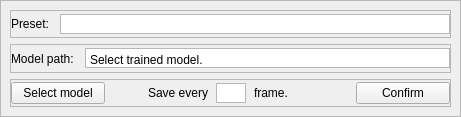
Above: select_model.ui from jakubwiktor/mdma before the change. Below: the same form after it.
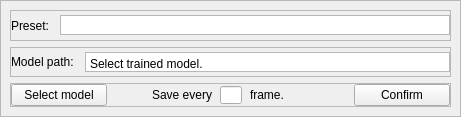
That is the form after the change.

Commit message: added logic to select segmentation channel

```diff
--- a/select_model.ui
+++ b/select_model.ui
@@ -196,6 +196,9 @@
          </item>
          <item>
           <widget class="QLabel" name="label_2">
+           <property name="enabled">
+            <bool>true</bool>
+           </property>
            <property name="text">
             <string>Save every</string>
            </property>
@@ -205,23 +208,20 @@
           </widget>
          </item>
          <item>
-          <widget class="QTextEdit" name="textEdit">
+          <widget class="QLineEdit" name="lineEdit_skipFrames">
            <property name="maximumSize">
             <size>
-             <width>30</width>
-             <height>20</height>
+             <width>22</width>
+             <height>18</height>
             </size>
            </property>
-           <property name="verticalScrollBarPolicy">
-            <enum>Qt::ScrollBarAlwaysOff</enum>
-           </property>
-           <property name="horizontalScrollBarPolicy">
-            <enum>Qt::ScrollBarAlwaysOff</enum>
-           </property>
           </widget>
          </item>
          <item>
           <widget class="QLabel" name="label_3">
+           <property name="enabled">
+            <bool>true</bool>
+           </property>
            <property name="text">
             <string>frame.</string>
            </property>
```
The commit also changes 7 other files.
